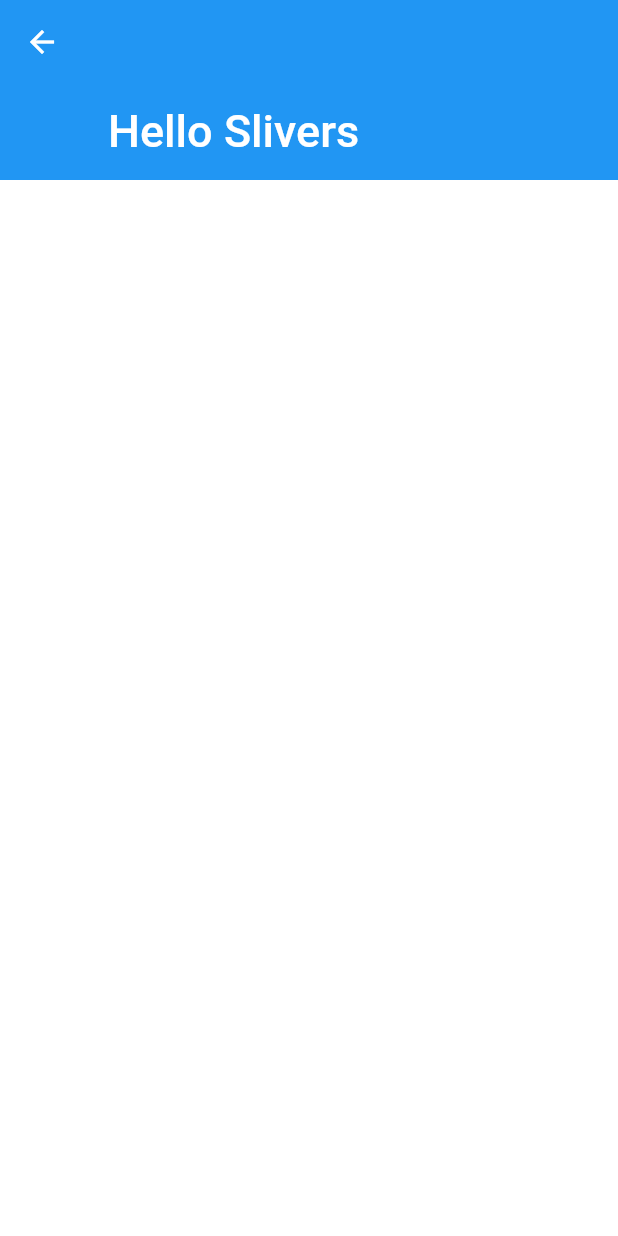
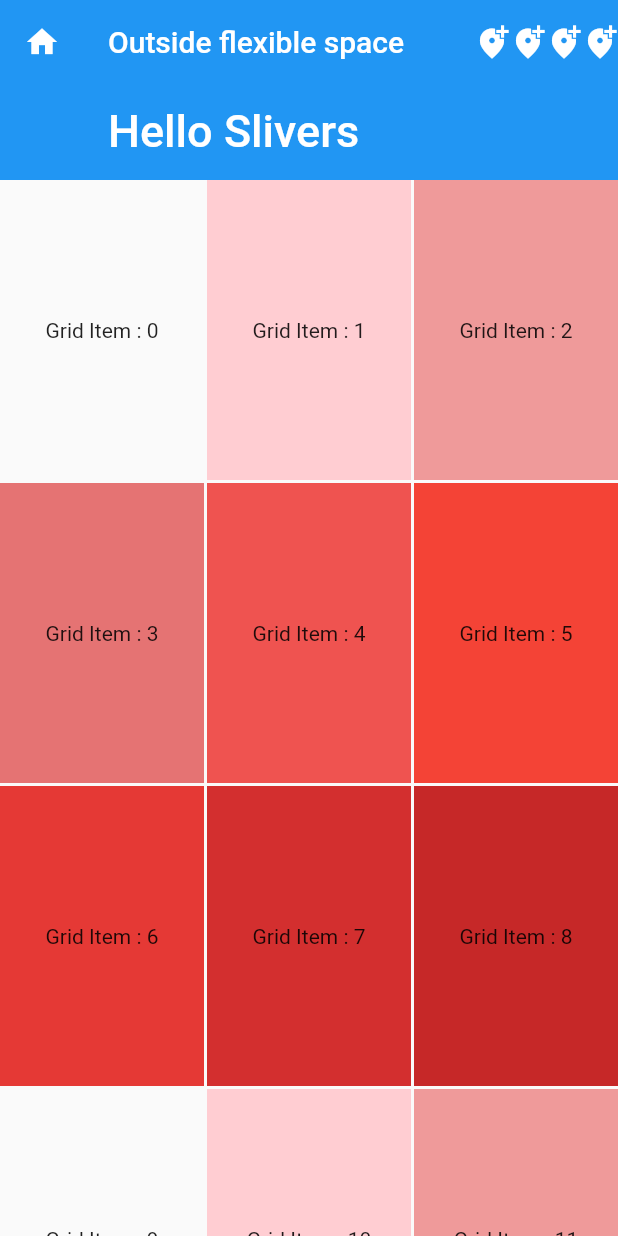
Before and after one commit to jobic10/flutter_learning_provider, a Flutter app: the screen it shows after launch, after a tap on the "access alarm" icon, on a phone screen of 412 x 824 dp. Run offline on Flutter 3.47's test engine with Material 2 defaults, Android fonts, the phone set to English and light mode, and no system bars.

Commit message:
Wrapped Sliver With Scaffold

```diff
--- a/lib/screens/slivers.dart
+++ b/lib/screens/slivers.dart
@@ -5,16 +5,47 @@ class SliverPage extends StatelessWidget {
 
   @override
   Widget build(BuildContext context) {
-    return CustomScrollView(
+    return Scaffold(
+      body: CustomScrollView(
         slivers: [
           SliverAppBar(
+            pinned: true,
             expandedHeight: 120,
+            title: Text('Outside flexible space'),
             flexibleSpace: FlexibleSpaceBar(
               title: Text('Hello Slivers'),
+              collapseMode: CollapseMode.pin,
+            ),
+            leading: Icon(Icons.home),
+            actions: [
+              Icon(Icons.add_location_alt),
+              Icon(Icons.add_location_alt),
+              Icon(Icons.add_location_alt),
+              Icon(Icons.add_location_alt),
+            ],
+          ),
+          SliverGrid(
+            gridDelegate: SliverGridDelegateWithMaxCrossAxisExtent(
+              maxCrossAxisExtent: 200,
+              mainAxisExtent: 200,
+              childAspectRatio: 8,
+              crossAxisSpacing: 2,
+              mainAxisSpacing: 2,
+            ),
+            delegate: SliverChildBuilderDelegate(
+              (context, index) {
+                return Container(
+                  alignment: Alignment.center,
+                  color: Colors.red[100 * (index % 9)],
+                  child: Text('Grid Item : $index'),
+                );
+              },
+              childCount: 100,
             ),
           ),
           // SliverList(delegate: delegate),
         ],
+      ),
     );
   }
 }
```
Lines whose indentation alone changed are shown as unchanged.
